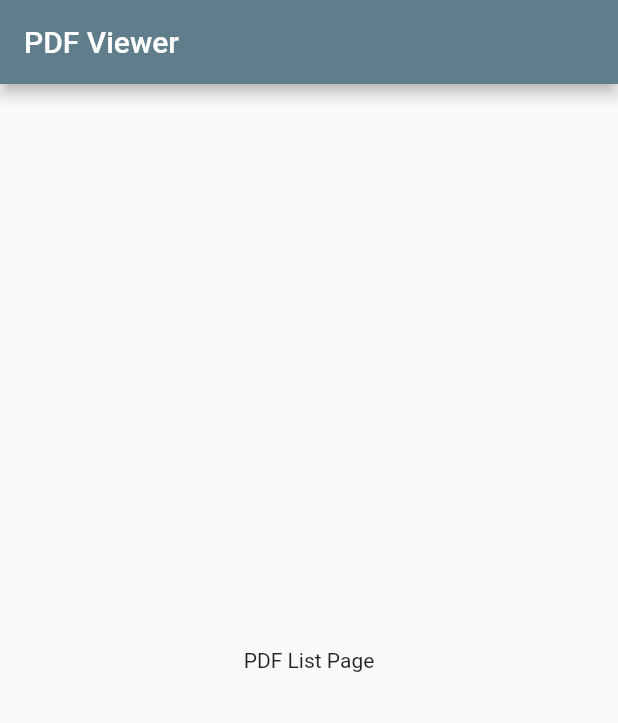
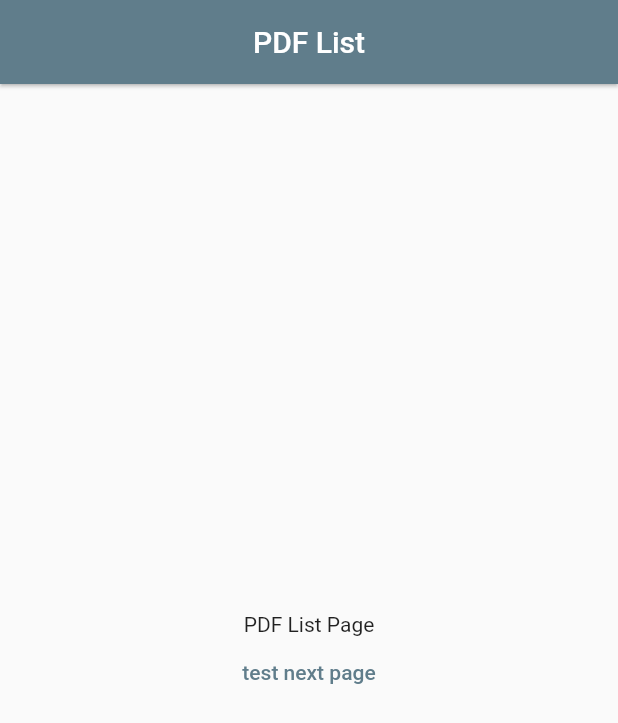
Before and after one commit to MikeAlbo/flutter_basic_pdf_viewer, a Flutter app: the screen it shows after launch, on a phone screen of 412 x 824 dp. Shown: the top 723 px of the screen. Run offline on Flutter 3.47's test engine with Material 2 defaults, Android fonts, the phone set to English and light mode, and no system bars.

Commit message:
add app bar builder, add "test" navigation buttons pushNamed and pop

```diff
--- a/lib/app/screens/pdf_list.dart
+++ b/lib/app/screens/pdf_list.dart
@@ -1,4 +1,5 @@
 import 'package:flutter/material.dart';
+import 'package:pdf_viewer/app/widgets/app_bar.dart';
 
 class PdfList extends StatefulWidget {
   const PdfList({Key? key}) : super(key: key);
@@ -10,10 +11,21 @@ class PdfList extends StatefulWidget {
 class _PdfListState extends State<PdfList> {
   @override
   Widget build(BuildContext context) {
-    return Scaffold(
-      appBar: AppBar(title: const Text("PDF Viewer"),),
-      body: const Center(
-        child: Text("PDF List Page"),
+    return SafeArea(
+      child: Scaffold(
+        appBar: buildAppBar(title: "PDF List"),
+        body: Center(
+          child: Column(
+            mainAxisAlignment: MainAxisAlignment.center,
+            crossAxisAlignment: CrossAxisAlignment.center,
+            children: [
+              const Text("PDF List Page"),
+              TextButton(onPressed: (){
+                Navigator.pushNamed(context, "/viewer");
+              }, child: const Text("test next page"))
+            ],
+          ),
+        ),
       ),
     );
   }
--- a/lib/app/widgets/app_bar.dart
+++ b/lib/app/widgets/app_bar.dart
@@ -0,0 +1,13 @@
+import 'package:flutter/material.dart';
+
+AppBar buildAppBar({
+  required String title,
+  bool centerTitle = true,
+  List<Widget>? actions}){
+  return AppBar(
+    elevation: 1.0,
+    centerTitle: centerTitle,
+    title: Text(title),
+    actions: actions,
+  );
+}
```
Also changed, not shown: lib/app/screens/pdf_viewer.dart (+13 -3 lines).
